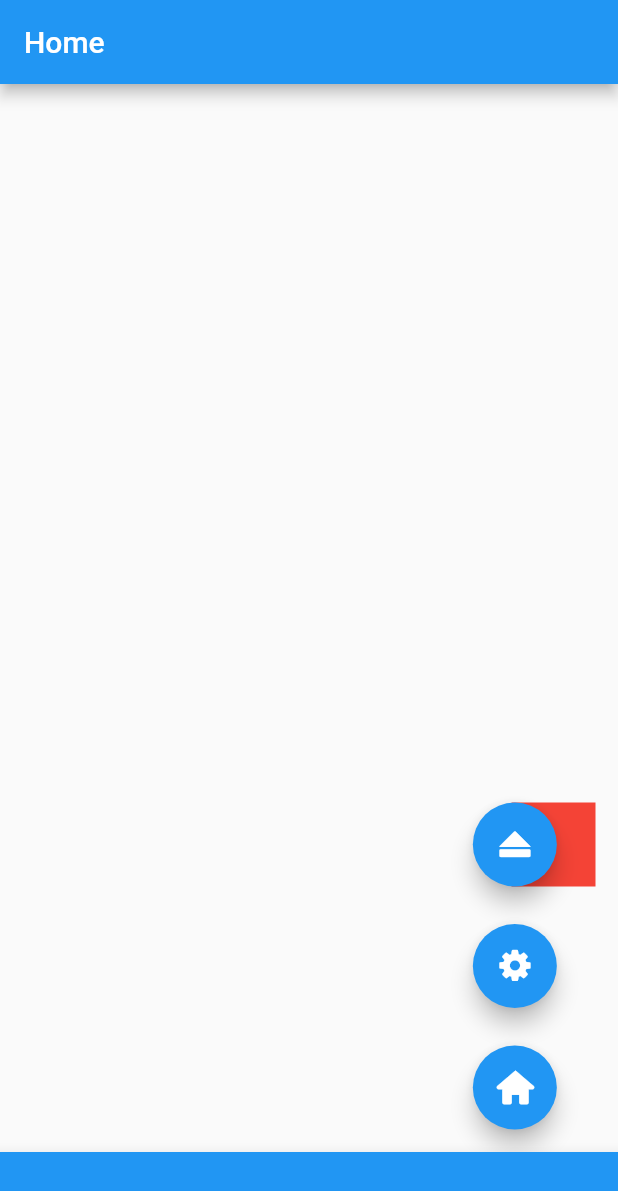
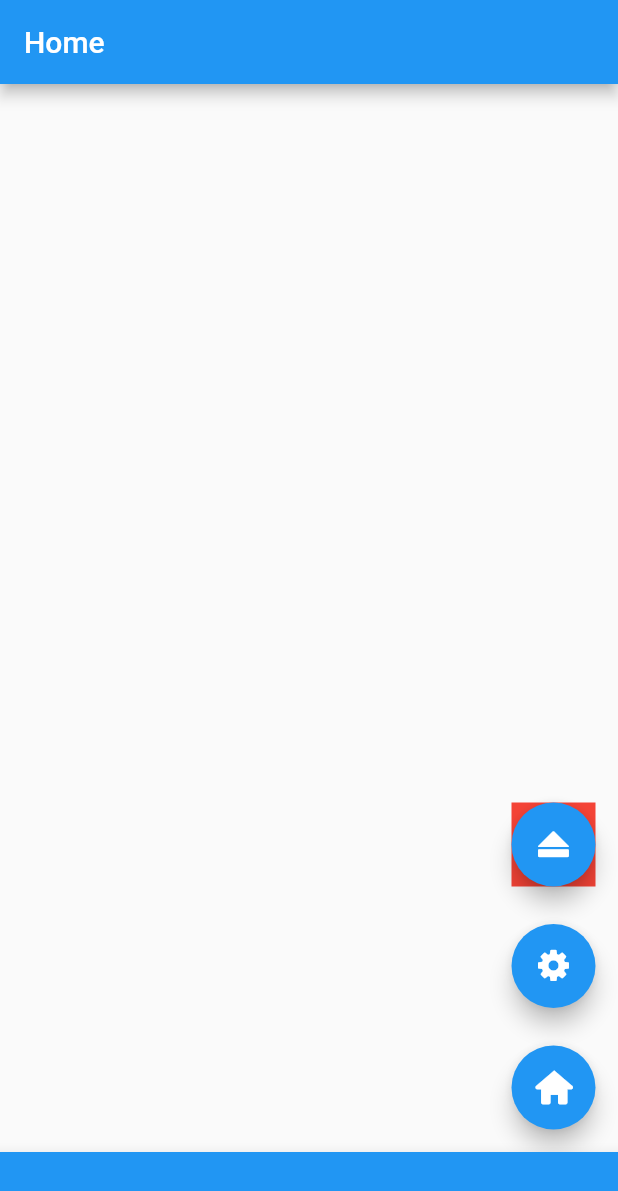
Before and after one commit to BigDeeEss/dashcam, a Flutter app: the first screen one second after launch, on a phone screen of 412 x 824 dp. Shown: the top 1191 px of the screen. Run offline on Flutter 3.47's test engine with Material 2 defaults, Android fonts, the phone set to English and light mode, and no system bars.

Commit message:
Static page layout.

```diff
--- a/lib/button.dart
+++ b/lib/button.dart
@@ -25,10 +25,10 @@ class Button extends StatefulWidget {
 
 class _ButtonState extends State<Button> with SingleTickerProviderStateMixin {
   //  Define the type of animation, in this case between two Offset() classes.
-  late Animation<Offset> _animation ;
+  // late Animation<Offset> _animation ;
 
   //  Define an animation controller.
-  late AnimationController _controller;
+  // late AnimationController _controller;
 
   late double? _screenWidth;
 
@@ -40,37 +40,35 @@ class _ButtonState extends State<Button> with SingleTickerProviderStateMixin {
     print(widget.screenSize);
     print('test2');
 
-    _controller = AnimationController(
-      duration: const Duration(milliseconds: 1000),
-      vsync: this,
-      debugLabel: 'Button',
-    )..forward();
+    // _controller = AnimationController(
+    //   duration: const Duration(milliseconds: 10000),
+    //   vsync: this,
+    //   debugLabel: 'Button',
+    // )..forward();
 
-    _animation = Tween<Offset>(
-      begin: Offset(-widget.screenSize.width / widget.buttonSpec.size, 0.0),
-      end: Offset(0.0, 0.0),
-    ).animate(CurvedAnimation(
-      parent: _controller,
-      // curve: Curves.elasticOut,
-      // curve: Curves.decelerate,
-      // curve: Curves.easeOutBack,
-      // curve: Curves.easeOutCirc,
-      curve: Curves.easeOut,
-    ));
+    // _animation = Tween<Offset>(
+    //   begin: Offset(-widget.screenSize.width / widget.buttonSpec.size, 0.0),
+    //   end: Offset(0.0, 0.0),
+    // ).animate(CurvedAnimation(
+    //   parent: _controller,
+    //   // curve: Curves.elasticOut,
+    //   // curve: Curves.decelerate,
+    //   // curve: Curves.easeOutBack,
+    //   // curve: Curves.easeOutCirc,
+    //   curve: Curves.easeOut,
+    // ));
   }
 
   @override
   void dispose() {
     //  Need to dispose of controlled before disposing widget.
-    _controller.dispose();
+    // _controller.dispose();
     super.dispose();
   }
 
   @override
   Widget build(BuildContext context) {
-    return SlideTransition(
-      position: _animation,
-      child: Container(
+    return Container(
       height: widget.buttonSpec.size,
       width: widget.buttonSpec.size,
       child:FloatingActionButton(
@@ -79,7 +77,6 @@ class _ButtonState extends State<Button> with SingleTickerProviderStateMixin {
         child: widget.buttonSpec.icon,
         onPressed: () => widget.buttonSpec.onPressed(context),
       ),
-      ),
     );
   }
 }
```
Lines whose indentation alone changed are shown as unchanged.
